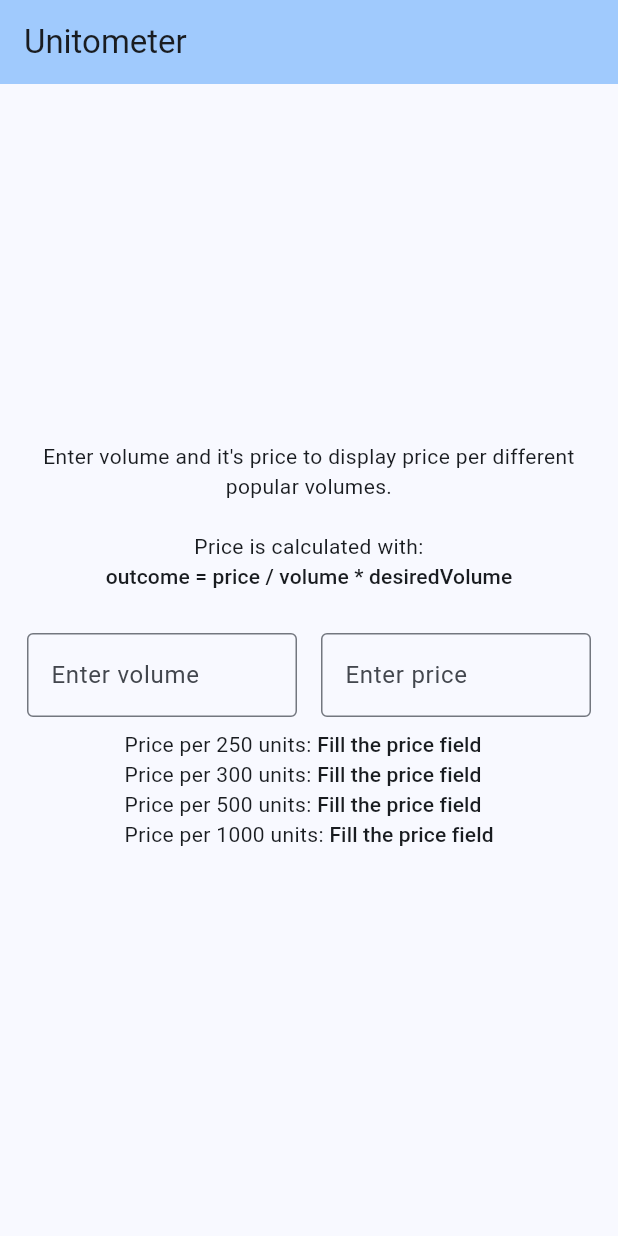
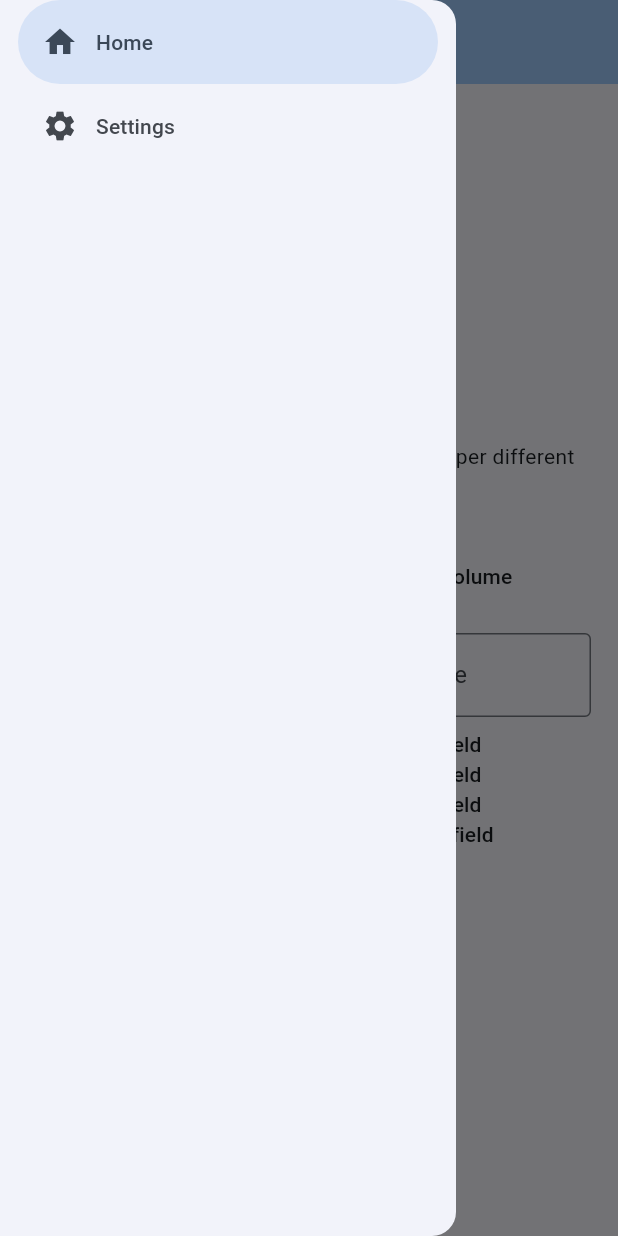
Before and after one commit to tyren234/unitometer, a Flutter app: the screen it shows after launch, with the side drawer open (before the commit the screen has no drawer), on a phone screen of 412 x 824 dp. Run offline on Flutter 3.47's test engine with Material 3 defaults, Android fonts, the phone set to English and light mode, and no system bars.

Commit message:
Added drawer and empty settings page

```diff
--- a/lib/main.dart
+++ b/lib/main.dart
@@ -14,20 +14,104 @@ class MyApp extends StatelessWidget {
   @override
   Widget build(BuildContext context) {
     return MaterialApp(
-      title: 'Flutter Demo',
+      title: 'Unitometer',
       theme: ThemeData(
         colorScheme: ColorScheme.fromSeed(seedColor: Colors.blue),
         useMaterial3: true,
       ),
-      home: const MyHomePage(title: 'Unitometer'),
+      home: const PageLoader(),
     );
   }
 }
 
+class PageLoader extends StatefulWidget {
+  const PageLoader({super.key});
+
+  Widget build(BuildContext context) {
+    return const Scaffold(
+      body: MyHomePage(),
+    );
+  }
+
+  @override
+  State<StatefulWidget> createState() => _PageLoaderState();
+}
+
+class _PageLoaderState extends State<PageLoader> {
+  int selectedIndex = 0;
+
+  final GlobalKey<ScaffoldState> _scaffoldKey = GlobalKey<ScaffoldState>();
+
+  void _openDrawer() {
+    _scaffoldKey.currentState!.openDrawer();
+  }
+
+  void _closeDrawer() {
+    Navigator.of(context).pop();
+  }
+
+  @override
+  Widget build(BuildContext context) {
+    Widget page;
+    switch (selectedIndex) {
+      case 0:
+        page = const MyHomePage();
+      case 1:
+        page = const SettingsPage();
+      default:
+        throw UnimplementedError('no widget for $selectedIndex');
+    }
+
+    return Scaffold(
+      key: _scaffoldKey,
+      appBar: AppBar(
+        backgroundColor: Theme.of(context).colorScheme.inversePrimary,
+        title: const Text("Unitometer"),
+      ),
+      drawer: NavigationDrawer(
+        selectedIndex: selectedIndex,
+        onDestinationSelected: (value) {
+          setState(() {
+            selectedIndex = value;
+          });
+          _closeDrawer();
+        },
+        children: const [
+          NavigationDrawerDestination(
+            icon: Icon(Icons.home),
+            label: Text('Home'),
+          ),
+          NavigationDrawerDestination(
+            icon: Icon(Icons.settings),
+            label: Text('Settings'),
+          ),
+        ],
+      ),
+      body: Row(
+        children: [
+          Expanded(
+            child: Container(
+              color: Theme.of(context).colorScheme.primaryContainer,
+              child: page, // ← Here.
+            ),
+          ),
+        ],
+      ),
+    );
+  }
+}
+
+class SettingsPage extends StatelessWidget {
+  const SettingsPage({super.key});
+
+  @override
+  Widget build(BuildContext context) {
+    return const Text("Hey");
+  }
+}
+
 class MyHomePage extends StatefulWidget {
-  const MyHomePage({super.key, required this.title});
-
-  final String title;
+  const MyHomePage({super.key});
 
   @override
   State<MyHomePage> createState() => _MyHomePageState();
@@ -68,10 +152,6 @@ class _MyHomePageState extends State<MyHomePage> {
   @override
   Widget build(BuildContext context) {
     return Scaffold(
-      appBar: AppBar(
-        backgroundColor: Theme.of(context).colorScheme.inversePrimary,
-        title: Text(widget.title),
-      ),
       body: Center(
         child: Padding(
           padding: const EdgeInsets.all(10.0),
@@ -103,7 +183,9 @@ class _MyHomePageState extends State<MyHomePage> {
                   ),
                 ],
               ),
-              SizedBox(height: 20,),
+              SizedBox(
+                height: 20,
+              ),
               Row(
                 mainAxisSize: MainAxisSize.max,
                 children: [
```
